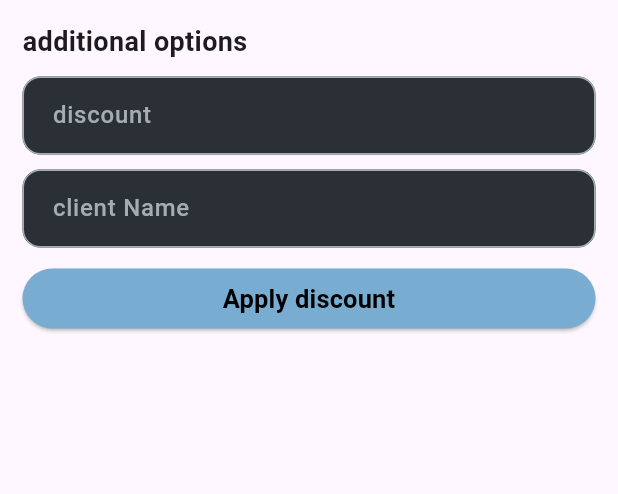
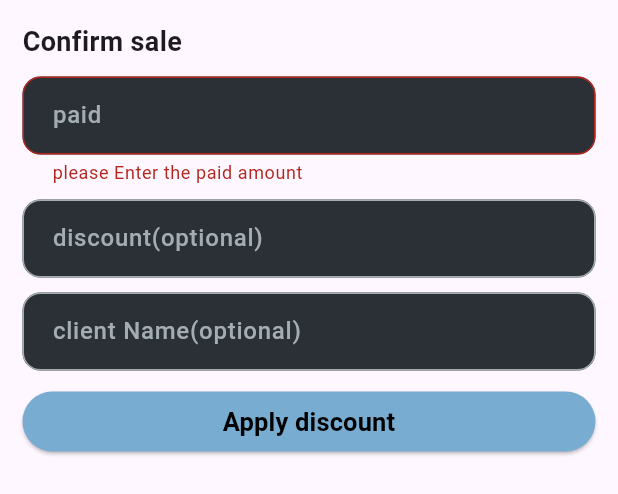
Before and after one commit to amrelmaadawy/shop_management, a Flutter app: the AdditionalOptionsBottomSheet widget shown alone on an empty page, opened directly, after a tap on "Apply discount", on a phone screen of 412 x 824 dp. Shown: the top 494 px of the screen. Run offline on Flutter 3.47's test engine with Material 3 defaults, Android fonts, the phone set to English and light mode, and no system bars; our stand-ins replace dotted_border, flutter_riverpod, hive, hive_flutter, image_picker, shared_preferences and 1 more; accounts and stored records are empty.

Commit message:
edit make sale view

```diff
--- a/lib/features/sales/ui/widgets/additonal_options_bottom_sheet.dart
+++ b/lib/features/sales/ui/widgets/additonal_options_bottom_sheet.dart
@@ -16,7 +16,8 @@ class _AdditionalOptionsBottomSheetState
     extends ConsumerState<AdditionalOptionsBottomSheet> {
   TextEditingController discountController = TextEditingController();
   TextEditingController nameController = TextEditingController();
-
+  TextEditingController paidController = TextEditingController();
+  GlobalKey<FormState> key = GlobalKey();
   @override
   Widget build(BuildContext context) {
     return Padding(
@@ -25,14 +26,29 @@ class _AdditionalOptionsBottomSheetState
         crossAxisAlignment: CrossAxisAlignment.start,
         children: [
           Text(
-            'additional options',
+            'Confirm sale',
             style: TextStyle(fontSize: 18, fontWeight: FontWeight.bold),
+          ),
+          SizedBox(height: 10),
+          Form(
+            key: key,
+            child: CustomTextFormField(
+              controller: paidController,
+              keyboardType: TextInputType.number,
+              labelText: 'paid',
+              validator: (v) {
+                if (v == null || v.isEmpty) {
+                  return 'please Enter the paid amount';
+                }
+                return null;
+              },
+            ),
           ),
           SizedBox(height: 10),
           CustomTextFormField(
             controller: discountController,
             keyboardType: TextInputType.number,
-            labelText: 'discount',
+            labelText: 'discount(optional)',
             validator: (v) {
               return null;
             },
@@ -41,7 +57,7 @@ class _AdditionalOptionsBottomSheetState
           CustomTextFormField(
             controller: nameController,
             keyboardType: TextInputType.number,
-            labelText: 'client Name',
+            labelText: 'client Name(optional)',
             validator: (v) {
               return null;
             },
@@ -54,15 +70,18 @@ class _AdditionalOptionsBottomSheetState
                 backgroundColor: AppColors.kAddProductButtonColor,
               ),
               onPressed: () {
+                if (key.currentState!.validate()) {
                   ref
                       .read(selectProductProvider.notifier)
                       .confirmSale(
-                      paid: double.parse(discountController.text),
+                        paid: double.parse(paidController.text),
                         name: nameController.text,
+                        discount: double.tryParse(discountController.text)??0,
                         ref: ref,
                       );
                   Navigator.pop(context);
                   Navigator.pop(context);
+                }
               },
               child: Text(
                 'Apply discount',
```
Lines whose indentation alone changed are shown as unchanged.
